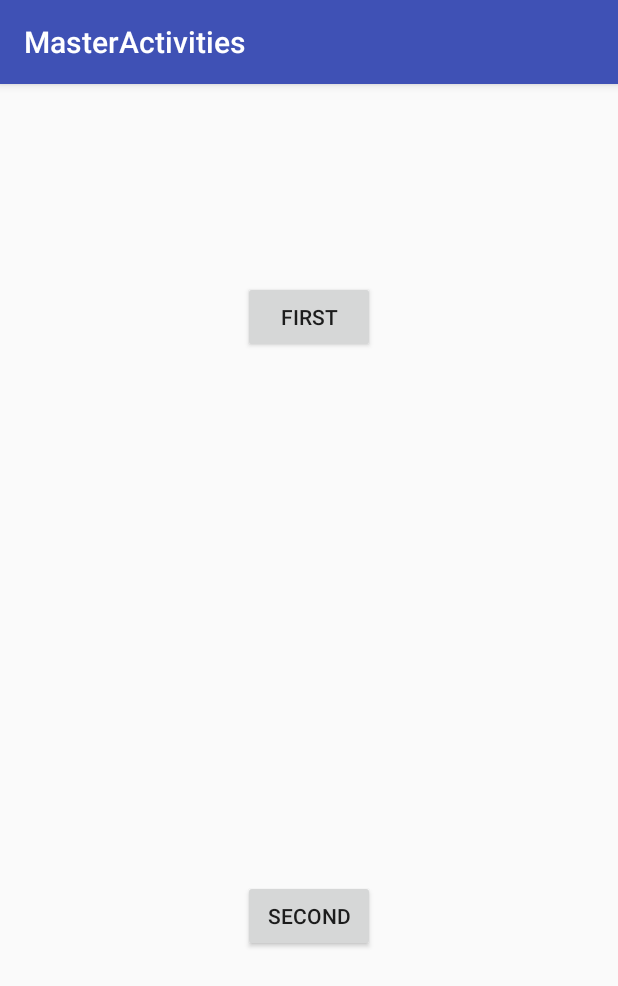
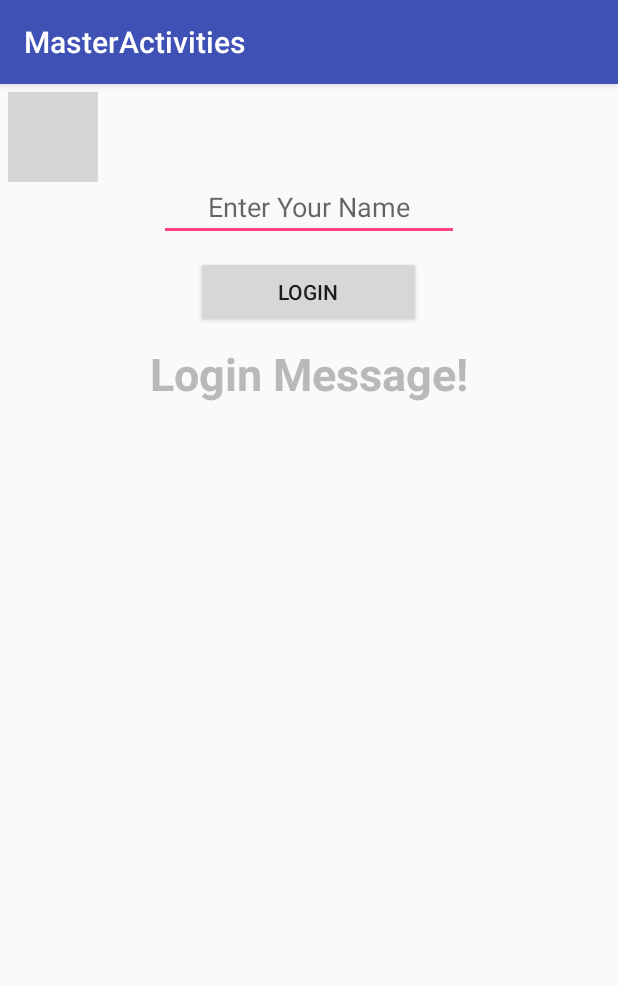
Before and after one commit to temi724/AndroidActivitiesBasics, an Android app: the screen it shows after launch (Method3 before the commit, saveStateOnRotation after it), on a phone screen of 412 x 824 dp. Shown: the top 986 px of the screen. Run offline under Robolectric (Android 15) with nearby library versions, the phone set to English and light mode, and no system bars; grey boxes are pictures that could not be loaded.

Commit message:
This will help you understand the basic of how to handle an event. notice i used 3 methods. I have also handled rotation using saveInstanceState

```diff
--- a/app/src/main/java/e/danieltemtayo/masteractivities/Method3.java
+++ b/app/src/main/java/e/danieltemtayo/masteractivities/Method3.java
@@ -20,13 +20,14 @@ public class Method3 extends AppCompatActivity {
         relativeLayout = findViewById(R.id.relative);
         button = findViewById(R.id.button1);
         button2 = findViewById(R.id.button2);
+    }
 
-    }
     public void changeToGreen(View view) {
         relativeLayout.setBackgroundColor(Color.RED);
     }
 
-    public void changeColor(View view) {
+    public void changeColor(View view)
+    {
         relativeLayout.setBackgroundColor(Color.YELLOW);
     }
 }
--- /dev/null
+++ b/app/src/main/java/e/danieltemtayo/masteractivities/saveStateOnRotation.java
@@ -0,0 +1,55 @@
+package e.danieltemtayo.masteractivities;
+
+import android.os.PersistableBundle;
+import android.support.v7.app.AppCompatActivity;
+import android.os.Bundle;
+import android.util.Log;
+import android.view.View;
+import android.widget.Button;
+import android.widget.EditText;
+import android.widget.ImageView;
+import android.widget.TextView;
+
+public class saveStateOnRotation extends AppCompatActivity {
+
+//    public static final String TAG=saveStateOnRotation.class.getSimpleName();
+    private EditText editText;
+    private Button button;
+    private TextView textView;
+    private ImageView imageView;
+    @Override
+    protected void onCreate(Bundle savedInstanceState) {
+        super.onCreate(savedInstanceState);
+        setContentView(R.layout.activity_save_state_on_rotation);
+
+        button=findViewById(R.id.btnSubmit);
+        editText=findViewById(R.id.etName);
+        textView=findViewById(R.id.txvMessage);
+//        Log.i(TAG,"onCreate");
+        button.setOnClickListener(new View.OnClickListener() {
+            @Override
+            public void onClick(View v) {
+                textView.setText("Welcome"+editText.getText().toString());
+                button.setText("Logout");
+            }
+        });
+
+    }
+
+    @Override
+    protected void onRestoreInstanceState(Bundle savedInstanceState) {
+        super.onRestoreInstanceState(savedInstanceState);
+        if(savedInstanceState!=null){
+            textView.setText(savedInstanceState.getString("message"));
+            button.setText(savedInstanceState.getString("button_m"));
+        }
+    }
+
+    @Override
+    public void onSaveInstanceState(Bundle outState, PersistableBundle outPersistentState) {
+        super.onSaveInstanceState(outState, outPersistentState);
+
+        outState.putString("message",textView.getText().toString());
+        outState.putString("btn_m",button.getText().toString());
+    }
+}
--- /dev/null
+++ b/app/src/main/res/layout/activity_save_state_on_rotation.xml
@@ -0,0 +1,50 @@
+<?xml version="1.0" encoding="utf-8"?>
+<RelativeLayout
+    xmlns:android="http://schemas.android.com/apk/res/android"
+    xmlns:tools="http://schemas.android.com/tools"
+    android:layout_width="match_parent"
+    android:layout_height="match_parent"
+    tools:context=".saveStateOnRotation">
+
+    <EditText
+        android:id="@+id/etName"
+        android:layout_width="200dp"
+        android:layout_height="wrap_content"
+        android:layout_alignParentTop="true"
+        android:layout_centerHorizontal="true"
+        android:layout_marginTop="59dp"
+        android:gravity="center"
+        android:hint="@string/enter_your_name"
+        android:inputType="textPersonName"/>
+
+    <Button
+        android:id="@+id/btnSubmit"
+        android:layout_width="150dp"
+        android:layout_height="wrap_content"
+        android:text="@string/login"
+        android:layout_below="@+id/etName"
+        android:layout_marginTop="10dp"
+        android:layout_centerHorizontal="true"/>
+
+    <TextView
+        android:id="@+id/txvMessage"
+        android:layout_width="wrap_content"
+        android:layout_height="wrap_content"
+        android:text="@string/login_message"
+        android:textAppearance="?android:attr/textAppearanceMedium"
+        android:textColor="#bab8b8"
+        android:textSize="30sp"
+        android:textStyle="bold"
+        android:layout_below="@+id/btnSubmit"
+        android:layout_centerHorizontal="true"
+        android:layout_marginTop="10dp"/>
+
+    <ImageView
+        android:id="@+id/imageView"
+        android:layout_width="60dp"
+        android:layout_height="60dp"
+        android:layout_margin="5dp"
+        android:layout_alignParentLeft="true"
+        android:layout_alignParentTop="true"
+        android:src="@drawable/portrait"/>
+</RelativeLayout>
--- a/app/src/main/res/values/strings.xml
+++ b/app/src/main/res/values/strings.xml
@@ -3,4 +3,10 @@
     <string name="first">first</string>
     <string name="second">second</string>
     <string name="next">next</string>
+    <string name="push">push</string>
+    <string name="exp">exp</string>
+    <string name="textview">TextView</string>
+    <string name="enter_your_name">Enter Your Name</string>
+    <string name="login">LOGIN</string>
+    <string name="login_message">Login Message!</string>
 </resources>
```
Also changed, not shown: app/src/main/AndroidManifest.xml (+8 -11 lines), app/src/main/java/e/danieltemtayo/masteractivities/Constants.java (added, +8 -0 lines), app/src/main/java/e/danieltemtayo/masteractivities/ExplicitIntent.java (added, +57 -0 lines), app/src/main/java/e/danieltemtayo/masteractivities/IntentReciever.java (added, +35 -0 lines), app/src/main/java/e/danieltemtayo/masteractivities/MainActivity.java (+9 -4 lines), app/src/main/res/layout/activity_explicit_intent.xml (added, +27 -0 lines), app/src/main/res/layout/activity_intent_reciever.xml (added, +18 -0 lines), app/src/main/res/layout/activity_main.xml (+8 -0 lines).
